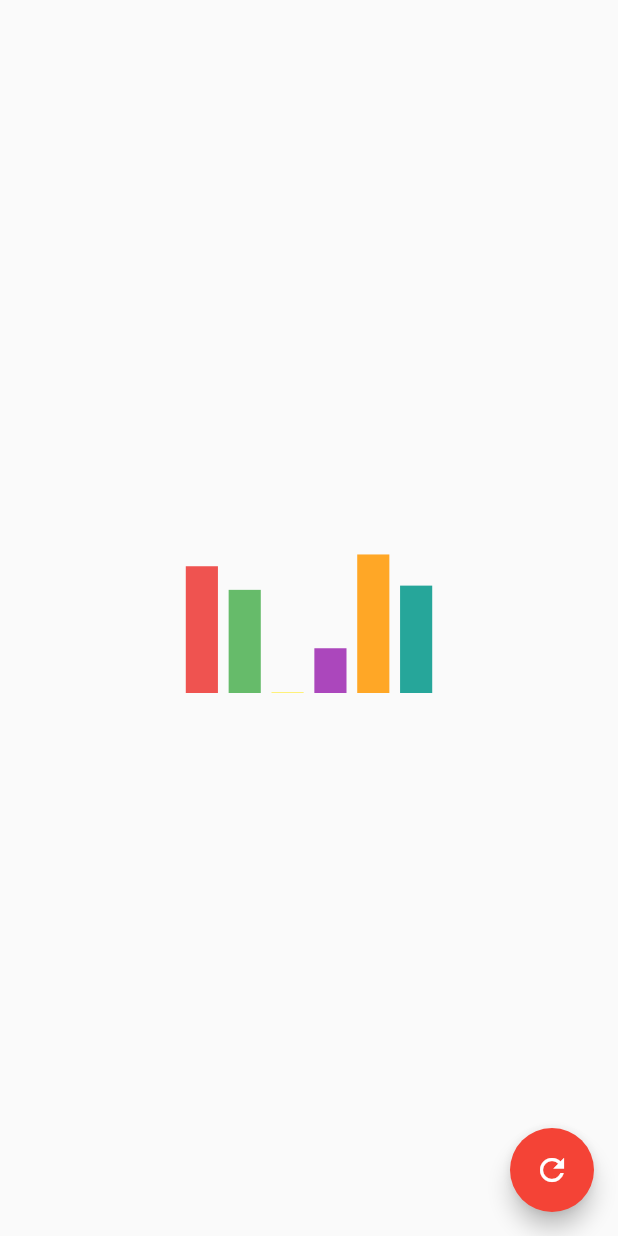
After one commit to camilo1498/flutter_animation, a Flutter app: the screen it shows after launch, after a tap on "Charts", on a phone screen of 412 x 824 dp. The commit adds this screen. Run offline on Flutter 3.47's test engine with Material 2 defaults, Android fonts, the phone set to English and light mode, and no system bars; our stand-ins replace dio, flutter_screenutil, get; network calls fail; statements that could not run were skipped.

Commit message:
added chart

```diff
--- /dev/null
+++ b/lib/pages/charts/charts_page.dart
@@ -0,0 +1,65 @@
+import 'dart:math';
+
+import 'package:animations/pages/charts/widgets/bar.dart';
+import 'package:flutter/material.dart';
+
+class ChartsPage extends StatefulWidget {
+  const ChartsPage({Key? key}) : super(key: key);
+
+  @override
+  State<ChartsPage> createState() => _ChartsPageState();
+}
+
+class _ChartsPageState extends State<ChartsPage> with TickerProviderStateMixin{
+  static const size = Size(200.0, 100.0);
+  final random = Random();
+  late AnimationController animation;
+  late BarChartTween tween;
+
+
+  @override
+  void initState() {
+    super.initState();
+    animation = AnimationController(
+      duration: const Duration(milliseconds: 300),
+      vsync: this,
+    );
+    tween = BarChartTween(
+      BarChart.empty(size),
+      BarChart.random(size, random),
+    );
+    animation.forward();
+  }
+
+  @override
+  void dispose() {
+    animation.dispose();
+    super.dispose();
+  }
+
+  void changeData() {
+    setState(() {
+      tween = BarChartTween(
+        tween.evaluate(animation),
+        BarChart.random(size, random),
+      );
+      animation.forward(from: 0.0);
+    });
+  }
+
+  @override
+  Widget build(BuildContext context) {
+    return Scaffold(
+      body: Center(
+        child: CustomPaint(
+          size: size,
+          painter: BarChartPainter(tween.animate(animation)),
+        ),
+      ),
+      floatingActionButton: FloatingActionButton(
+        onPressed: changeData,
+        child: const Icon(Icons.refresh),
+      ),
+    );
+  }
+}
--- /dev/null
+++ b/lib/pages/charts/widgets/bar.dart
@@ -0,0 +1,126 @@
+import 'dart:math';
+import 'dart:ui' show lerpDouble;
+
+import 'package:animations/pages/charts/widgets/tween.dart';
+import 'package:flutter/material.dart';
+
+import 'color_palette.dart';
+
+class BarChart {
+  BarChart(this.bars);
+
+  factory BarChart.empty(Size size) {
+    return BarChart(<Bar>[]);
+  }
+
+  factory BarChart.random(Size size, Random random) {
+    const barWidthFraction = 0.75;
+    final ranks = selectRanks(random, ColorPalette.primary.length);
+    final barCount = ranks.length;
+    final barDistance = size.width / (1 + barCount);
+    final barWidth = barDistance * barWidthFraction;
+    final startX = barDistance - barWidth / 2;
+    final bars = List.generate(
+        barCount,
+            (i) => Bar(
+          ranks[i],
+          startX + i * barDistance,
+          barWidth,
+          random.nextDouble() * size.height,
+          ColorPalette.primary[ranks[i]],
+        ));
+    return BarChart(bars);
+  }
+
+  static List<int> selectRanks(Random random, int cap) {
+    final ranks = <int>[];
+    var rank = 0;
+    while (true) {
+      if (random.nextDouble() < 0.2) rank++;
+      if (cap <= rank) break;
+      ranks.add(rank);
+      rank++;
+    }
+    return ranks;
+  }
+
+  final List<Bar> bars;
+}
+
+class BarChartTween extends Tween<BarChart> {
+  final MergeTween<Bar> _barsTween;
+
+  BarChartTween(BarChart begin, BarChart end)
+      : _barsTween = MergeTween<Bar>(begin.bars, end.bars),
+        super(begin: begin, end: end);
+
+  @override
+  BarChart lerp(double t) => BarChart(_barsTween.lerp(t));
+}
+
+class Bar implements MergeTweenable<Bar> {
+  Bar(this.rank, this.x, this.width, this.height, this.color);
+
+  final int rank;
+  final double x;
+  final double width;
+  final double height;
+  final Color color;
+
+  @override
+  Bar get empty => Bar(rank, x, 0.0, 0.0, color);
+
+  @override
+  bool operator <(Bar other) => rank < other.rank;
+
+  @override
+  Tween<Bar> tweenTo(Bar other) => BarTween(this, other);
+
+  static Bar lerp(Bar begin, Bar end, double t) {
+    assert(begin.rank == end.rank);
+    return Bar(
+      begin.rank,
+      lerpDouble(begin.x, end.x, t)!,
+      lerpDouble(begin.width, end.width, t)!,
+      lerpDouble(begin.height, end.height, t)!,
+      Color.lerp(begin.color, end.color, t)!,
+    );
+  }
+}
+
+class BarTween extends Tween<Bar> {
+  BarTween(Bar begin, Bar end) : super(begin: begin, end: end) {
+    assert(begin.rank == end.rank);
+  }
+
+  @override
+  Bar lerp(double t) => Bar.lerp(begin!, end!, t);
+}
+
+class BarChartPainter extends CustomPainter {
+  BarChartPainter(this.animation)
+      : super(repaint: animation);
+
+  final Animation<BarChart> animation;
+
+  @override
+  void paint(Canvas canvas, Size size) {
+    final paint = Paint()..style = PaintingStyle.fill;
+    final chart = animation.value;
+    for (final bar in chart.bars) {
+      paint.color = bar.color;
+      canvas.drawRect(
+        Rect.fromLTWH(
+          bar.x,
+          size.height - bar.height,
+          bar.width,
+          bar.height,
+        ),
+        paint,
+      );
+    }
+  }
+
+  @override
+  bool shouldRepaint(BarChartPainter old) => false;
+}
--- /dev/null
+++ b/lib/pages/charts/widgets/color_palette.dart
@@ -0,0 +1,27 @@
+import 'dart:math';
+
+import 'package:flutter/material.dart';
+
+class ColorPalette {
+  static final ColorPalette primary = ColorPalette(<Color>[
+    Colors.blue[400]!,
+    Colors.red[400]!,
+    Colors.green[400]!,
+    Colors.yellow[400]!,
+    Colors.purple[400]!,
+    Colors.orange[400]!,
+    Colors.teal[400]!,
+  ]);
+
+  ColorPalette(List<Color> colors) : _colors = colors {
+    assert(colors.isNotEmpty);
+  }
+
+  final List<Color> _colors;
+
+  Color operator [](int index) => _colors[index % length];
+
+  int get length => _colors.length;
+
+  Color random(Random random) => this[random.nextInt(length)];
+}
--- /dev/null
+++ b/lib/pages/charts/widgets/tween.dart
@@ -0,0 +1,40 @@
+import 'package:flutter/animation.dart';
+import 'package:flutter/material.dart';
+
+abstract class MergeTweenable<T> {
+  T get empty;
+
+  Tween<T> tweenTo(T other);
+
+  bool operator <(T other);
+}
+
+class MergeTween<T extends MergeTweenable<T>> extends Tween<List<T>> {
+  MergeTween(List<T> begin, List<T> end) : super(begin: begin, end: end) {
+    final bMax = begin.length;
+    final eMax = end.length;
+    var b = 0;
+    var e = 0;
+    while (b + e < bMax + eMax) {
+      if (b < bMax && (e == eMax || begin[b] < end[e])) {
+        _tweens.add(begin[b].tweenTo(begin[b].empty));
+        b++;
+      } else if (e < eMax && (b == bMax || end[e] < begin[b])) {
+        _tweens.add(end[e].empty.tweenTo(end[e]));
+        e++;
+      } else {
+        _tweens.add(begin[b].tweenTo(end[e]));
+        b++;
+        e++;
+      }
+    }
+  }
+
+  final _tweens = <Tween<T>>[];
+
+  @override
+  List<T> lerp(double t) => List.generate(
+    _tweens.length,
+        (i) => _tweens[i].lerp(t),
+  );
+}
--- /dev/null
+++ b/lib/pages/hero_animation/hero_animation_binding.dart
@@ -0,0 +1,9 @@
+import 'package:animations/pages/hero_animation/hero_animation_controller.dart';
+import 'package:get/get.dart';
+
+class HeroAnimationBinding implements Bindings {
+  @override
+  void dependencies() {
+    Get.lazyPut(() => HeroAnimationController());
+  }
+}
--- a/lib/pages/main_page/main_controller.dart
+++ b/lib/pages/main_page/main_controller.dart
@@ -37,4 +37,12 @@ class MainController extends GetxController {
   onTapExpandableNavBar() {
     Get.toNamed(AppRoutes.expandableNavBar);
   }
+
+  onTapHeroAnimation() {
+    Get.toNamed(AppRoutes.heroAnimationPage);
+  }
+
+  onTapCharts() {
+    Get.toNamed(AppRoutes.chartsPage);
+  }
 }
--- a/lib/pages/main_page/main_page.dart
+++ b/lib/pages/main_page/main_page.dart
@@ -65,6 +65,18 @@ class MainPage extends StatelessWidget {
                         title: 'Expandable nav bar',
                         onTap: ctrl.onTapExpandableNavBar
                     ),
+                    30.verticalSpace,
+
+                    _button(
+                        title: 'Hero animations',
+                        onTap: ctrl.onTapHeroAnimation
+                    ),
+                    30.verticalSpace,
+
+                    _button(
+                        title: 'Charts',
+                        onTap: ctrl.onTapCharts
+                    ),
                   ],
                 ),
               ),
--- a/lib/routes/app_pages.dart
+++ b/lib/routes/app_pages.dart
@@ -2,12 +2,16 @@ import 'package:animations/pages/3d_card_animation/3d_card_binding.dart';
 import 'package:animations/pages/3d_card_animation/3d_card_page.dart';
 import 'package:animations/pages/3d_card_animation/detail/detail_card_binding.dart';
 import 'package:animations/pages/3d_card_animation/detail/detai_card_page.dart';
+import 'package:animations/pages/charts/charts_page.dart';
 import 'package:animations/pages/cubic_page_view_animation/cubic_binding.dart';
 import 'package:animations/pages/cubic_page_view_animation/cubic_page.dart';
 import 'package:animations/pages/detail_page/detail_binding.dart';
 import 'package:animations/pages/detail_page/detail_page.dart';
 import 'package:animations/pages/expandable_nav_bar/expandable_nav_bar_binding.dart';
 import 'package:animations/pages/expandable_nav_bar/expandable_nav_bar_page.dart';
+import 'package:animations/pages/hero_animation/hero_animation_binding.dart';
+import 'package:animations/pages/hero_animation/hero_animation_page.dart';
+import 'package:animations/pages/hero_animation/subpages/hero_detail_page.dart';
 import 'package:animations/pages/list_animation/list_animation_binding.dart';
 import 'package:animations/pages/list_animation/list_animation_page.dart';
 import 'package:animations/pages/main_page/main_binding.dart';
@@ -61,5 +65,20 @@ class AppPages {
         page: () => const ExpandableNavBarPage(),
         binding: ExpandableNavBarBinding()
     ),
+    GetPage(
+        name: AppRoutes.heroAnimationPage,
+        page: () => const HeroAnimationPage(),
+        binding: HeroAnimationBinding()
+    ),
+    GetPage(
+        name: AppRoutes.heroDetailPage,
+        page: () => const HeroDetailPage(),
+        binding: HeroAnimationBinding(),
+      transitionDuration: 1.seconds
+    ),
+    GetPage(
+        name: AppRoutes.chartsPage,
+        page: () => const ChartsPage(),
+    ),
   ];
 }
--- a/lib/routes/app_routes.dart
+++ b/lib/routes/app_routes.dart
@@ -7,4 +7,7 @@ class AppRoutes {
   static const detailCardPage = '/detailCardPage';
   static const cubicPage = '/cubicPage';
   static const expandableNavBar = '/expandableNavBar';
+  static const heroAnimationPage = '/heroAnimationPage';
+  static const heroDetailPage = '/heroDetailPage';
+  static const chartsPage = '/chartsPage';
 }
```
Also changed, not shown: lib/pages/hero_animation/hero_animation_controller.dart (added, +13 -0 lines), lib/pages/hero_animation/hero_animation_page.dart (added, +121 -0 lines), lib/pages/hero_animation/subpages/hero_detail_page.dart (added, +32 -0 lines).
